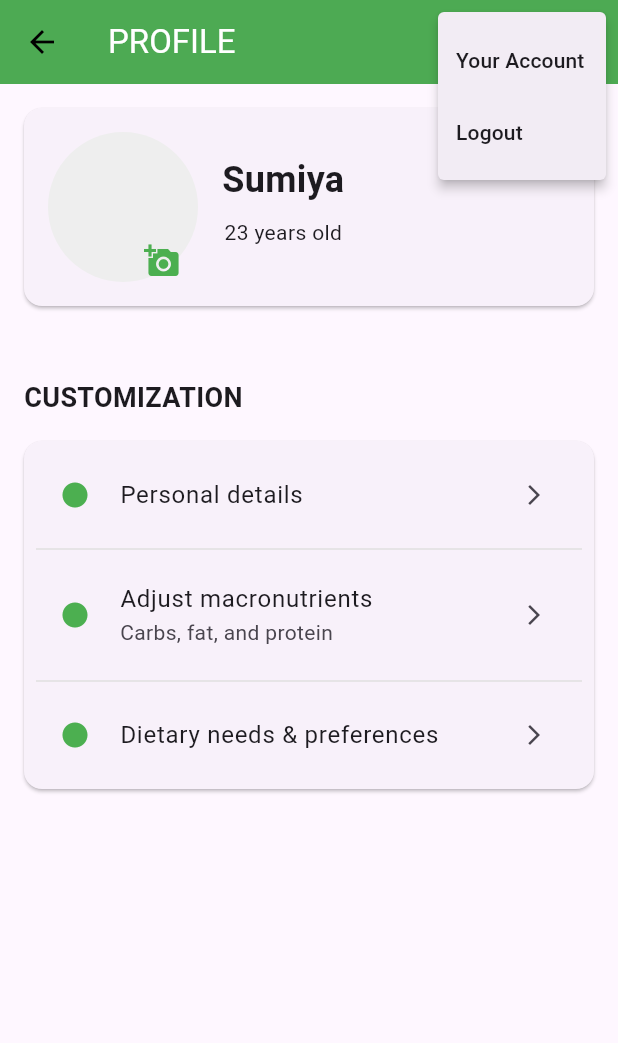
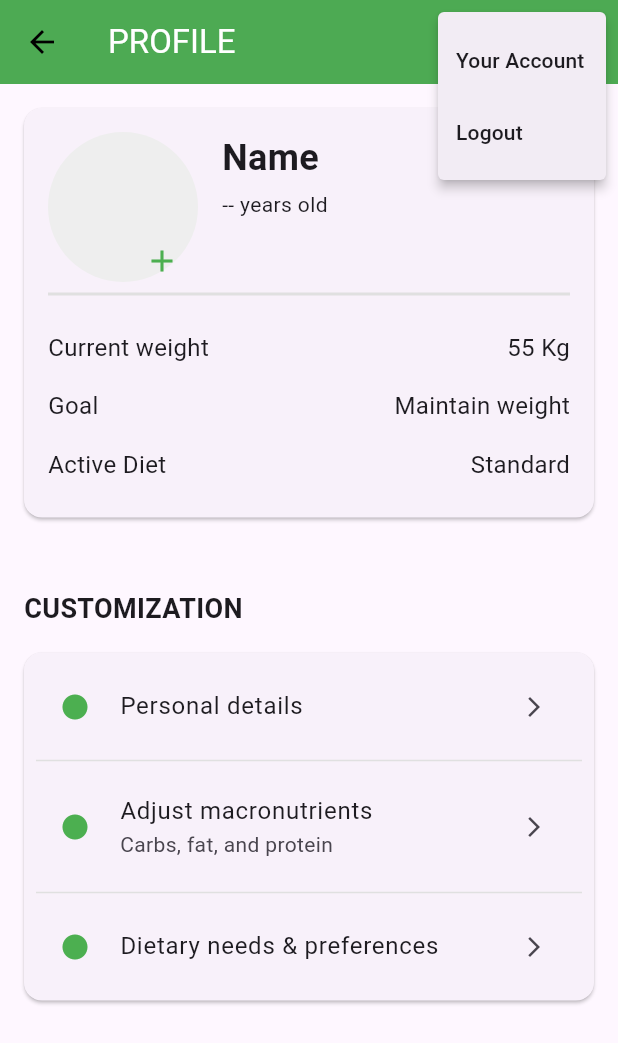
Before and after one commit to SumiyaBarsha/mealBuddy, a Flutter app: the ProfilePage screen opened directly, after a tap on the "settings" icon, on a phone screen of 412 x 824 dp. Shown: the top 1043 px of the screen. Run offline on Flutter 3.47's test engine with Material 2 defaults, Android fonts, the light colour scheme and no system bars; our stand-ins replace firebase_auth, firebase_core, firebase_database; accounts and stored records are empty.

Commit message:
data read 1

```diff
--- a/lib/personalDetail.dart
+++ b/lib/personalDetail.dart
@@ -1,5 +1,6 @@
 import 'package:flutter/material.dart';
 import 'package:meal_recommender/actvitylevel.dart';
+import 'package:meal_recommender/profile_page.dart';
 
 void main() => runApp(MyApp());
 
@@ -68,20 +69,20 @@ class _personalDetailState extends State<personalDetail> {
               child: Column(
                 children: [
                   ListTile(
-                    title: Text('First name'),
-                    trailing: Text((savedText ?? 'Your Name') + ' >'),
+                    title: Text('Name'),
+                    trailing: Text((name ?? 'Your Name') + ' >'),
                     onTap: () => _showDialog(context, 'First name'),
                   ),
                   Divider(),
                   ListTile(
                     title: Text('Current weight'),
-                    trailing: Text((savedWeight?? 'Select Weight')+ '>'),
+                    trailing: Text((weight ?? 'Select Weight')+ ' Kg >'),
                     onTap: () => _showDialog(context, 'Weight in kg'),
                   ),
                   Divider(),
                   ListTile(
                     title: Text('Height'),
-                    trailing: Text((savedHeight ?? 'Select Height')+'>'),
+                    trailing: Text((height ?? 'Select Height')+' cm >'),
                     onTap: () => _showDialog(context, 'Height in cm'),
                   ),
                   Divider(),
--- a/lib/profile_page.dart
+++ b/lib/profile_page.dart
@@ -4,6 +4,8 @@ import 'package:meal_recommender/dietneedsPage.dart';
 import 'package:meal_recommender/dritool.dart';
 import 'package:meal_recommender/login.dart';
 import 'package:meal_recommender/personalDetail.dart';
+import 'package:firebase_auth/firebase_auth.dart';
+import 'package:firebase_database/firebase_database.dart';
 
 void main() => runApp(MyApp());
 
@@ -22,9 +24,72 @@ class ProfilePage extends StatefulWidget {
   @override
   State<ProfilePage> createState() => _ProfilePageState();
 }
+class RowData extends StatelessWidget {
+  final String title;
+  final String value;
 
+  const RowData({required this.title, required this.value});
+
+  @override
+  Widget build(BuildContext context) {
+    return Padding(
+      padding: const EdgeInsets.symmetric(vertical: 8.0),
+      child: Row(
+        mainAxisAlignment: MainAxisAlignment.spaceBetween,
+        children: [
+          Text(title, style: TextStyle(fontSize: 16)),
+          Text(value, style: TextStyle(fontSize: 16)),
+        ],
+      ),
+    );
+  }
+}
+
+String? name,height,weight,age,goal,diet;
 class _ProfilePageState extends State<ProfilePage> {
   @override
+
+  final FirebaseAuth _auth = FirebaseAuth.instance;
+  final FirebaseDatabase _database = FirebaseDatabase.instance;
+  void initState() {
+    super.initState();
+    fetchUserData();
+  }
+
+
+  void fetchUserData() async {
+
+    User? user = _auth.currentUser;
+
+    if (user != null) {
+      String userId = user.uid;
+
+      DatabaseReference userRef = _database.reference().child('Users').child(userId);
+
+      try {
+        DatabaseEvent event = await userRef.once();
+        DataSnapshot dataSnapshot = event.snapshot;
+        // You can access the data using dataSnapshot.value
+        if (dataSnapshot.value != null) {
+          Map<dynamic, dynamic> userData = dataSnapshot.value as Map<dynamic, dynamic>;
+
+          name = userData['name'];
+          height = userData['height'];
+          weight = userData['weight'];
+          // Access other user information as needed
+          print("Name: $name");
+          print("height: $height");
+          print("weight: $weight");
+        } else {
+          print("User data not found.");
+        }
+      } catch (error) {
+        print("Error fetching user data: $error");
+      }
+    } else {
+      print("No user is signed in.");
+    }
+  }
   Widget build(BuildContext context) {
     return Scaffold(
       appBar: AppBar(
@@ -70,8 +135,10 @@ class _ProfilePageState extends State<ProfilePage> {
               margin: EdgeInsets.all(16.0),
               child: Padding(
                 padding: const EdgeInsets.all(16.0),
-                child: Center(
-                  child: Row(
+                child: Column(
+                  children: [
+                    Row(
+                      crossAxisAlignment: CrossAxisAlignment.start,
                       children: [
                         Stack(
                           alignment: AlignmentDirectional.bottomEnd,
@@ -82,12 +149,12 @@ class _ProfilePageState extends State<ProfilePage> {
                               // Background image for the profile can be added here.
                             ),
                             Positioned(
-                            bottom: -10,  // adjust this value to move the icon up or down
+                              bottom: -10,
                               child: IconButton(
-                              icon: Icon(Icons.add_a_photo),
+                                icon: Icon(Icons.add),
                                 color: Colors.green,
                                 onPressed: () {
-                                // Handle notification button tap
+                                  // Handle profile image edit button tap
                                 },
                               ),
                             ),
@@ -95,19 +162,26 @@ class _ProfilePageState extends State<ProfilePage> {
                         ),
                         SizedBox(width: 16),
                         Column(
-                          mainAxisAlignment: MainAxisAlignment.center,
+                          crossAxisAlignment: CrossAxisAlignment.start,
                           children: [
                             Text(
-                            "Sumiya",
+                              name ?? "Name",
                               style: TextStyle(fontSize: 24, fontWeight: FontWeight.bold),
                             ),
-                          SizedBox(height: 8),
-                          Text("23 years old"),
-                          SizedBox(height: 8),
+                            SizedBox(height: 4),
+                            Text(
+                                age ?? "-- years old"
+                            ),
                           ],
                         ),
                       ],
                     ),
+                    Divider(thickness: 2, color: Colors.grey[300]), // Divider for differentiation
+                    SizedBox(height: 8),
+                    RowData(title: "Current weight", value: (weight ?? "55")+" Kg"),
+                    RowData(title: "Goal", value: goal ?? "Maintain weight"),
+                    RowData(title: "Active Diet", value: diet ?? "Standard"),
+                  ],
                 ),
               ),
             ),
--- a/lib/register.dart
+++ b/lib/register.dart
@@ -217,6 +217,7 @@ class _RegisterState extends State<Register> {
                   'email': emailController.text,
                   'height': heightController.text,
                   'weight': weightController.text,
+                  'dob': DateTime(1990, 1, 1),
                 });
                 await showDialog(
                   context: context,
```
Lines whose indentation alone changed are shown as unchanged.
